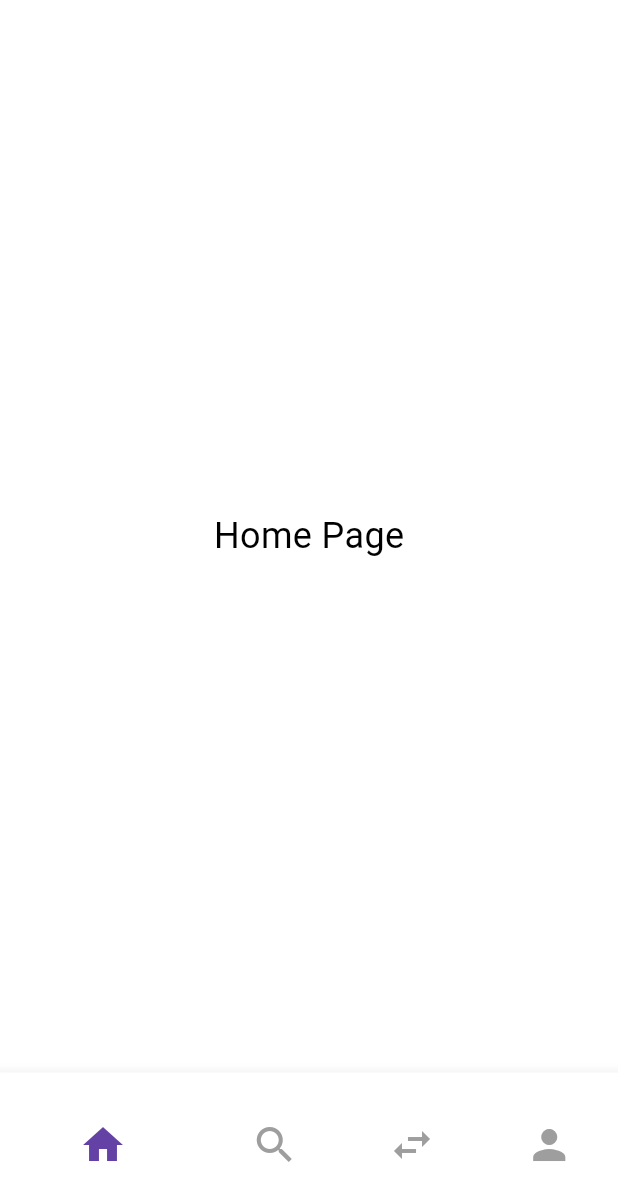
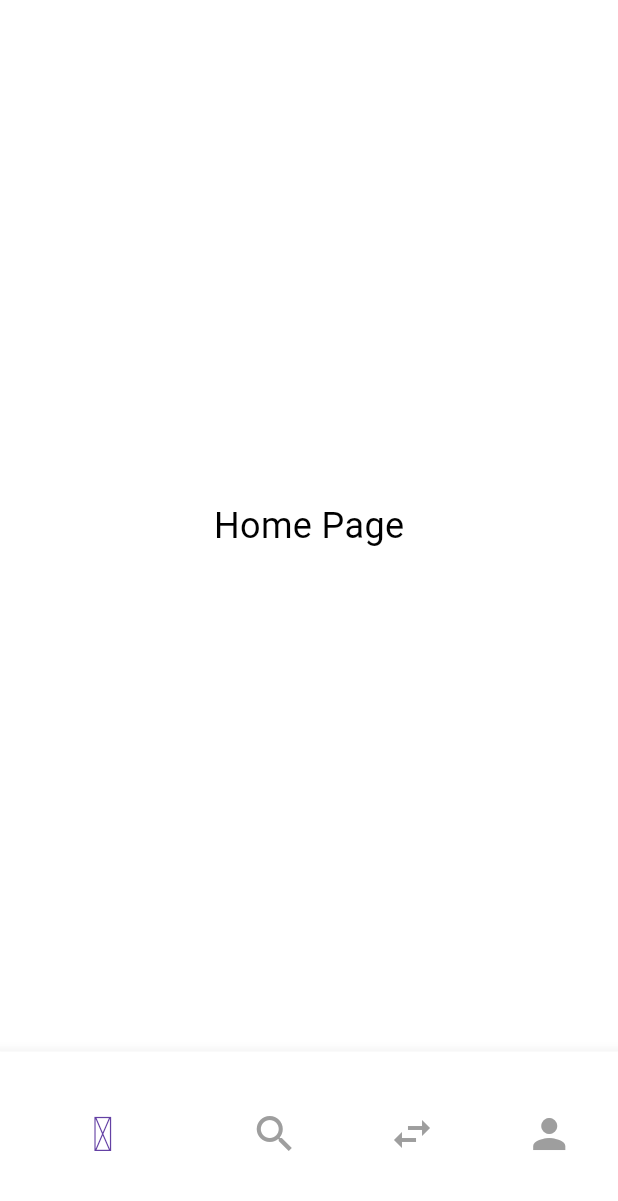
Before and after one commit to hypebid/flutter-mobile, a Flutter app: the HomePage screen opened directly, on a phone screen of 412 x 824 dp. Shown: the top 1201 px of the screen. Run offline on Flutter 3.47's test engine with Material 3 defaults, Android fonts, the light colour scheme and no system bars; our stand-ins replace fl_chart, flutter_dotenv, font_awesome_flutter, page_transition.

Commit message:
hypebid icon on the bottom nav bar

```diff
--- a/lib/comp/navigation_bar.dart
+++ b/lib/comp/navigation_bar.dart
@@ -37,9 +37,17 @@ class _BtmNavigationBarState extends State<BtmNavigationBar> {
 
   @override
   Widget build(BuildContext context) {
-    return BottomNavigationBar(items: const <BottomNavigationBarItem> [
+    return BottomNavigationBar(items: <BottomNavigationBarItem> [
       BottomNavigationBarItem(
-        icon: Icon(Icons.home),
+        icon: Text(
+          "ƕ",
+          style: TextStyle(
+            fontSize: widget.navIndex == 0 ? 32 : 32, // Adjust size based on selection
+            color: widget.navIndex == 0
+                ? CustomScheme.primary
+                : Colors.grey, // Adjust color based on selection
+          ),
+        ),
         label: '',
       ),
       BottomNavigationBarItem(
```
